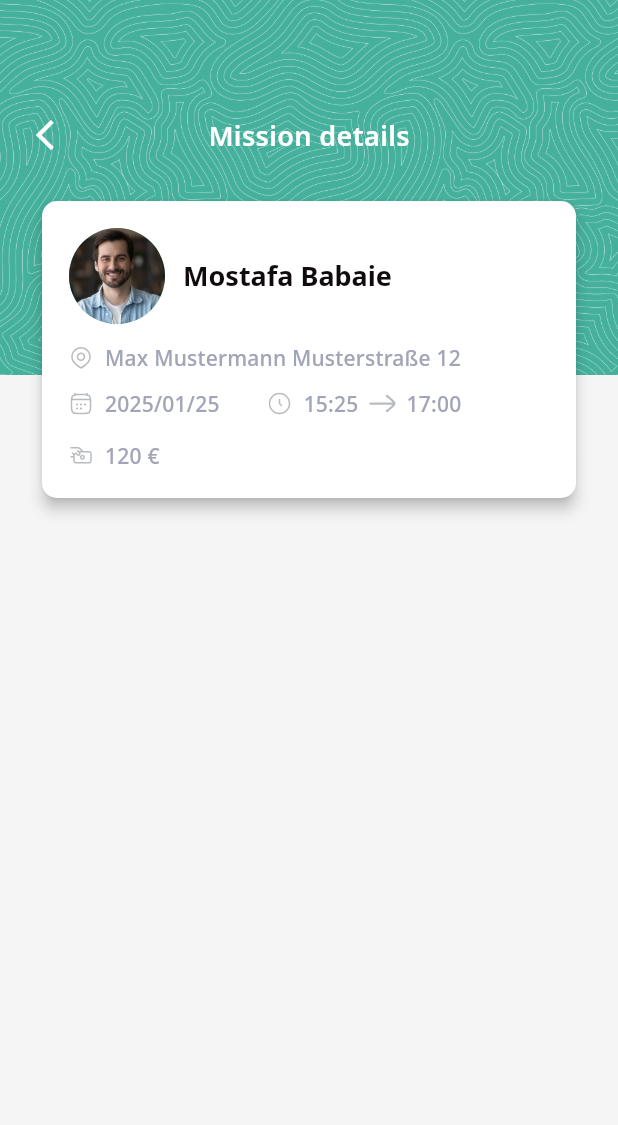
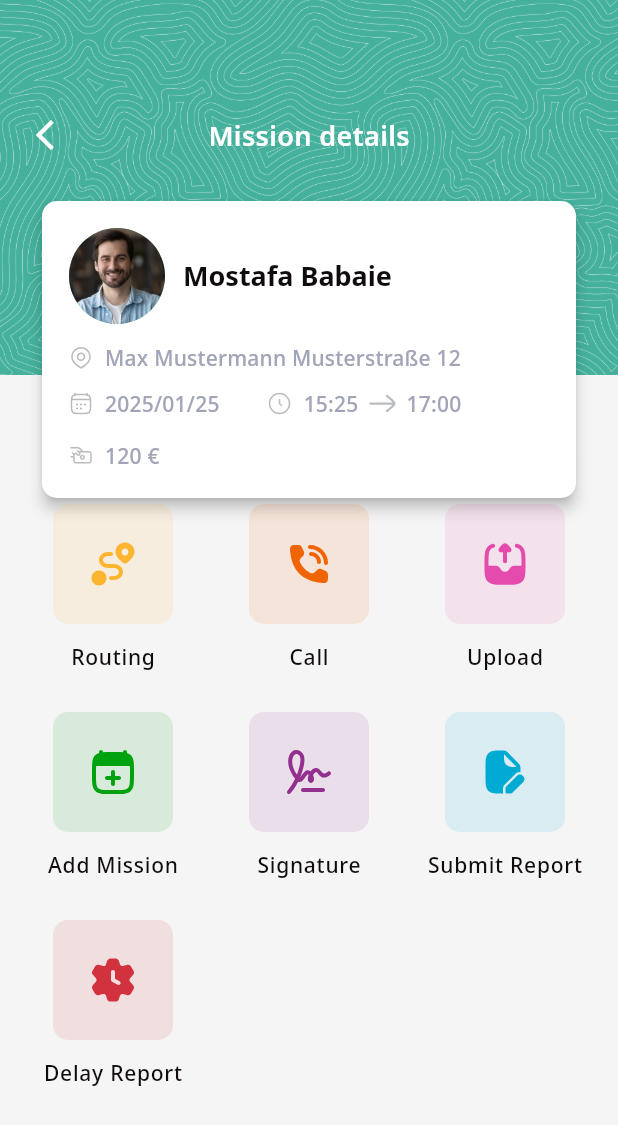
Before and after one commit to DigiCarePro2026/DigiCarePro-App, a Flutter app: the MissionDetailsScreen screen opened by its route, on a phone screen of 412 x 824 dp. Shown: the top 1125 px of the screen. Run offline on Flutter 3.47's test engine with Material 3 defaults, Android fonts, the phone set to English and light mode, and no system bars; our stand-ins replace dartz, dio, dropdown_search, flutter_svg, get, internet_connection_checker and 2 more; accounts and stored records are empty.

Commit message:
feat:add mission detail menu

```diff
--- a/lib/app/ui/pages/mission/mission_details_screen.dart
+++ b/lib/app/ui/pages/mission/mission_details_screen.dart
@@ -1,3 +1,4 @@
+import 'package:digi_care_pro/app/ui/theme/app_colors.dart';
 import 'package:digi_care_pro/app/ui/theme/app_dimens.dart';
 import 'package:flutter/material.dart';
 import 'package:flutter_svg/flutter_svg.dart';
@@ -11,6 +12,17 @@ class MissionDetailsScreen extends StatefulWidget {
 }
 
 class _MissionDetailsScreenState extends State<MissionDetailsScreen> {
+  List<MenuModel> menu = [
+    MenuModel(title: 'routing'.tr, icon: 'assets/icons/routing.svg', color: AppColors.routingColor),
+    MenuModel(title: 'call'.tr, icon: 'assets/icons/call.svg', color: AppColors.callColor),
+    MenuModel(title: 'upload_document'.tr, icon: 'assets/icons/upload.svg', color: AppColors.uploadColor),
+    MenuModel(title: 'add_mission'.tr, icon: 'assets/icons/add-mission.svg', color: AppColors.addMissionColor),
+    MenuModel(title: 'customer_signature'.tr, icon: 'assets/icons/signature.svg', color: AppColors.signatureColor),
+    MenuModel(title: 'submit_report'.tr, icon: 'assets/icons/report.svg', color: AppColors.reportColor),
+    MenuModel(title: 'delay_report'.tr, icon: 'assets/icons/delay-report.svg', color: AppColors.delayReportColor),
+
+  ];
+
   @override
   Widget build(BuildContext context) {
     return Scaffold(
@@ -30,7 +42,7 @@ class _MissionDetailsScreenState extends State<MissionDetailsScreen> {
           ),
           Column(
             children: [
-              SizedBox(height: 70),
+              SizedBox(height: Get.width < 400 ? 40 : 70),
               Stack(
                 alignment: AlignmentDirectional.centerStart,
                 children: [
@@ -64,7 +76,7 @@ class _MissionDetailsScreenState extends State<MissionDetailsScreen> {
           ),
           Column(
             children: [
-              SizedBox(height: 130),
+              SizedBox(height: Get.width < 400 ? 100 : 130),
               Padding(
                 padding: const EdgeInsets.only(left: 24, right: 24),
                 child: SizedBox(
@@ -140,10 +152,57 @@ class _MissionDetailsScreenState extends State<MissionDetailsScreen> {
                   ),
                 ),
               ),
+              Expanded(
+                child: Padding(
+                  padding: const EdgeInsets.only(left: 10, right: 10),
+                  child: GridView.builder(
+                    itemCount: menu.length,
+                    gridDelegate: const SliverGridDelegateWithFixedCrossAxisCount(
+                      crossAxisCount: 3, // 👈 سه ستون
+                      mainAxisSpacing: 8, // فاصله عمودی بین آیتم‌ها
+                      crossAxisSpacing: 0, // فاصله افقی بین آیتم‌ها
+                      childAspectRatio: 1, // نسبت عرض به ارتفاع آیتم‌ها
+                    ),
+                    itemBuilder: (ctx, index) => _buildItem(menu[index]),
+                  ),
+                ),
+              ),
             ],
           ),
         ],
       ),
     );
   }
+
+  _buildItem(MenuModel menu) {
+    return InkWell(
+      borderRadius: BorderRadius.circular(cardRadius),
+      onTap: () {},
+      child: Column(
+        children: [
+          Container(
+            decoration: BoxDecoration(
+              color: menu.color.withAlpha(30),
+              borderRadius: BorderRadius.circular(cardRadius),
+            ),
+            child: Padding(
+              padding: const EdgeInsets.all(24.0),
+              child: SvgPicture.asset(menu.icon, color: menu.color, width: 32),
+            ),
+          ),
+          SizedBox(height: 12),
+          Text(menu.title, style: Theme.of(context).textTheme.labelMedium),
+          SizedBox(height: 8),
+        ],
+      ),
+    );
+  }
 }
+
+class MenuModel {
+  final String title;
+  final String icon;
+  final Color color;
+
+  MenuModel({required this.title, required this.icon, required this.color});
+}
--- a/lib/app/ui/pages/mission/missions_screen.dart
+++ b/lib/app/ui/pages/mission/missions_screen.dart
@@ -244,10 +244,10 @@ class _ChipsHeaderDelegate extends SliverPersistentHeaderDelegate {
   }
 
   @override
-  double get maxExtent => 64.0; // Adjust based on chip height + padding
+  double get maxExtent => Get.width < 400 ? 63 : 64; // Adjust based on chip height + padding
 
   @override
-  double get minExtent => 64.0; // Same as maxExtent to prevent shrinking
+  double get minExtent => Get.width < 400 ? 63 : 64;  // Same as maxExtent to prevent shrinking
 
   @override
   bool shouldRebuild(covariant SliverPersistentHeaderDelegate oldDelegate) {
--- a/lib/app/ui/theme/app_colors.dart
+++ b/lib/app/ui/theme/app_colors.dart
@@ -50,4 +50,14 @@ class AppColors {
   static const missionInProgress = Color(0xFFDA72F9);
   static const missionDone = Color(0xFF45B19D);
 
+  static const routingColor = Color(0xFFFBB52F);
+  static const callColor = Color(0xFFF06404);
+  static const uploadColor = Color(0xFFE54BAC);
+  static const addMissionColor = Color(0xFF00A20F);
+  static const signatureColor = Color(0xFF93308E);
+  static const reportColor = Color(0xFF00ABD3);
+  static const delayReportColor = Color(0xFFD2323D);
+
+
+
 }
--- a/lib/config/translations/en_US.dart
+++ b/lib/config/translations/en_US.dart
@@ -32,4 +32,9 @@ const Map<String, String> enUS = {
   'call': 'Call',
   'add_mission': 'Add Mission',
   'employee_list_search_hint': 'Search employees ...',
+  'routing': 'Routing',
+  'upload_document': 'Upload',
+  'customer_signature': 'Signature',
+  'submit_report': 'Submit Report',
+  'delay_report': 'Delay Report',
 };
```
Also changed, not shown: assets/icons/add-mission.svg (added), assets/icons/call.svg (added), assets/icons/delay-report.svg (added), assets/icons/report.svg (added), assets/icons/routing.svg (added), assets/icons/signature.svg (added), assets/icons/upload.svg (added), 1 other file.
